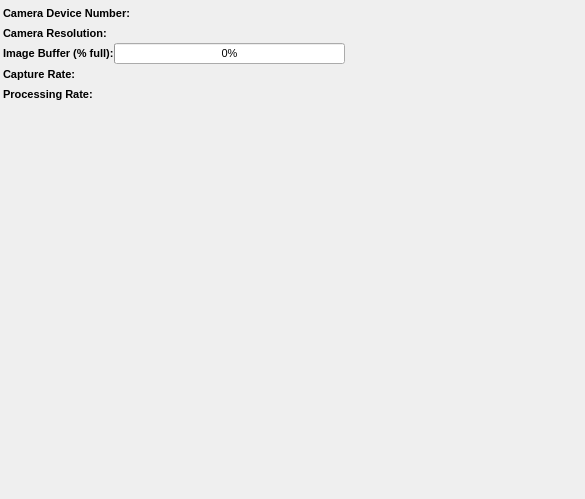
noobavss/NoobaVSS, file NoobaFE/Forms/StatPanel.ui: the form before one commit.
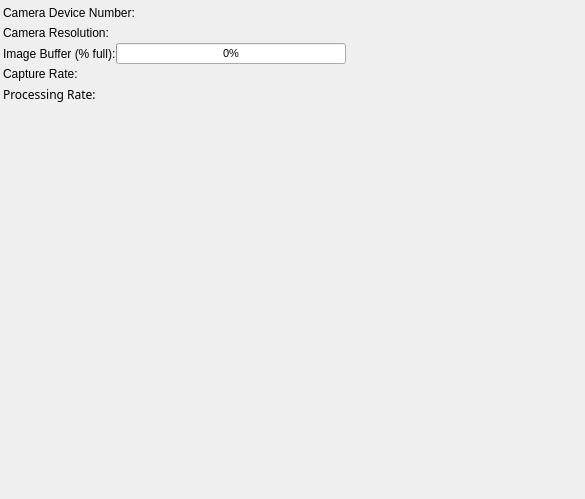
The form after the commit.

Diff of the .ui file:
```diff
--- a/NoobaFE/Forms/StatPanel.ui
+++ b/NoobaFE/Forms/StatPanel.ui
@@ -38,13 +38,6 @@
       <layout class="QHBoxLayout" name="horizontalLayout_10">
        <item>
         <widget class="QLabel" name="label_8">
-         <property name="font">
-          <font>
-           <pointsize>8</pointsize>
-           <weight>75</weight>
-           <bold>true</bold>
-          </font>
-         </property>
          <property name="text">
           <string>Camera Device Number:</string>
          </property>
@@ -87,13 +80,6 @@
       <layout class="QHBoxLayout" name="horizontalLayout_11">
        <item>
         <widget class="QLabel" name="label_9">
-         <property name="font">
-          <font>
-           <pointsize>8</pointsize>
-           <weight>75</weight>
-           <bold>true</bold>
-          </font>
-         </property>
          <property name="text">
           <string>Camera Resolution:</string>
          </property>
@@ -138,13 +124,6 @@
         <layout class="QGridLayout" name="gridLayout">
          <item row="0" column="0">
           <widget class="QLabel" name="label_10">
-           <property name="font">
-            <font>
-             <pointsize>8</pointsize>
-             <weight>75</weight>
-             <bold>true</bold>
-            </font>
-           </property>
            <property name="text">
             <string>Image Buffer (% full):</string>
            </property>
@@ -199,13 +178,6 @@
         <layout class="QHBoxLayout" name="horizontalLayout_13">
          <item>
           <widget class="QLabel" name="label_11">
-           <property name="font">
-            <font>
-             <pointsize>8</pointsize>
-             <weight>75</weight>
-             <bold>true</bold>
-            </font>
-           </property>
            <property name="text">
             <string>Capture Rate:</string>
            </property>
@@ -262,9 +234,7 @@
           <widget class="QLabel" name="label_12">
            <property name="font">
             <font>
-             <pointsize>8</pointsize>
-             <weight>75</weight>
-             <bold>true</bold>
+             <family>Sans Serif</family>
             </font>
            </property>
            <property name="text">
```
Left out of the diff: 4 changed lines with no effect on the pictures.
